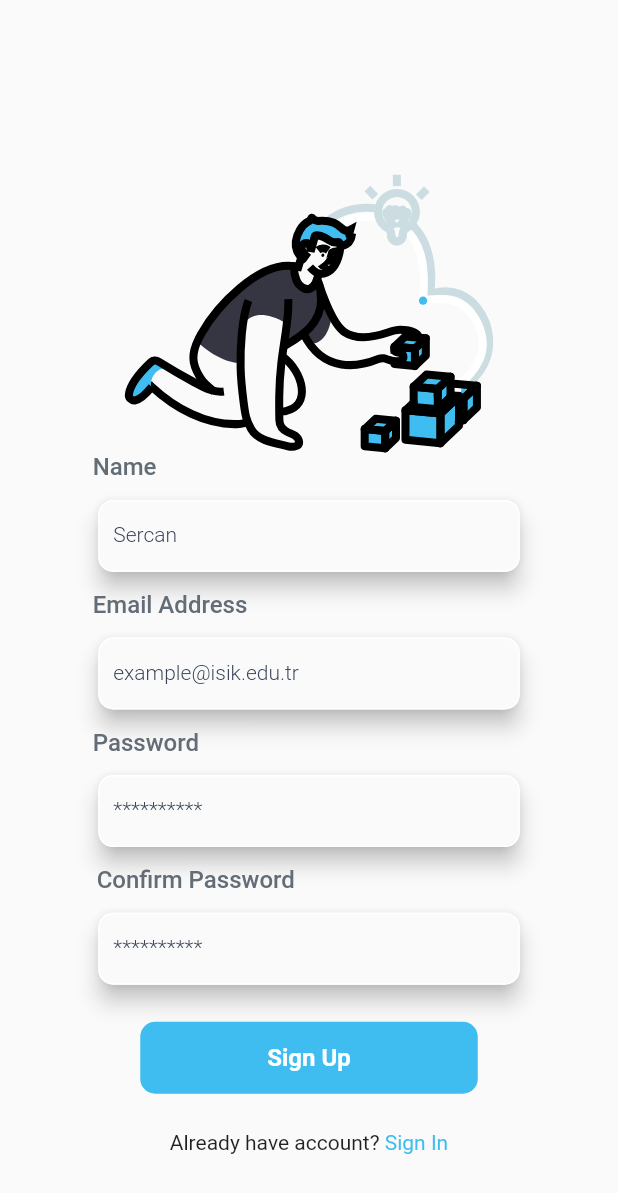
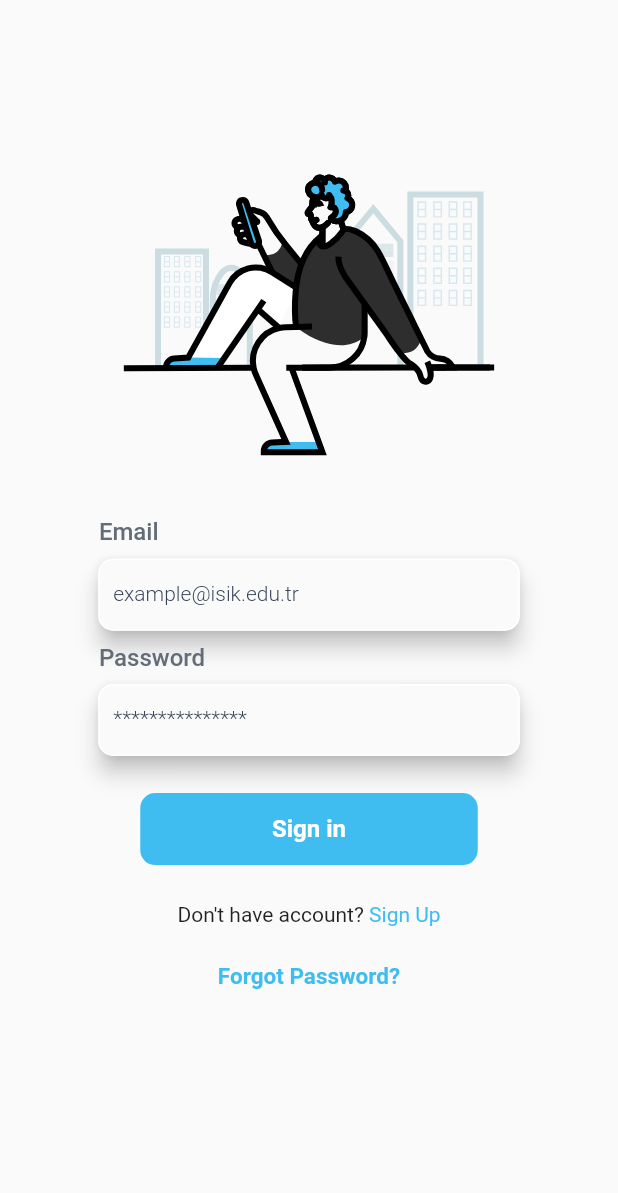
Before and after one commit to sercan45329/CampusGo, a Flutter app: the screen it shows after launch, on a phone screen of 412 x 824 dp. Shown: the top 1193 px of the screen. Run offline on Flutter 3.47's test engine with Material 2 defaults, Android fonts, the phone set to English and light mode, and no system bars; our stand-ins replace flutter_svg.

Commit message:
ADD: Login Page UI design added

```diff
--- a/campus_go/lib/data/constants/my_colors.dart
+++ b/campus_go/lib/data/constants/my_colors.dart
@@ -1,6 +1,6 @@
 import 'dart:ui';
 
 class MyColors {
-  static Color registerPageBackground = Color.fromRGBO(244, 245, 249, 1);
-  static Color applicationMustUsedBlue = Color.fromRGBO(63, 189, 241, 1);
+  static Color registerPageBackground = const Color.fromRGBO(244, 245, 249, 1);
+  static Color applicationMustUsedBlue = const Color.fromRGBO(63, 189, 241, 1);
 }
--- a/campus_go/lib/data/constants/phone_screen.dart
+++ b/campus_go/lib/data/constants/phone_screen.dart
@@ -1,6 +1,6 @@
 import 'package:flutter/material.dart';
 
 extension PhoneScreenExtension on BuildContext {
-  double get Screenheight => MediaQuery.of(this).size.height;
-  double get Screenwidth => MediaQuery.of(this).size.width;
+  double get screenHeight => MediaQuery.of(this).size.height;
+  double get screenWidth => MediaQuery.of(this).size.width;
 }
--- a/campus_go/lib/main.dart
+++ b/campus_go/lib/main.dart
@@ -1,4 +1,4 @@
-import 'package:campus_go/presentation/pages/home_page.dart';
+import 'package:campus_go/presentation/pages/login_page.dart';
 import 'package:campus_go/presentation/pages/registration_page.dart';
 import 'package:flutter/material.dart';
 
@@ -11,9 +11,13 @@ class MainApp extends StatelessWidget {
 
   @override
   Widget build(BuildContext context) {
-    return const MaterialApp(
+    return MaterialApp(
+      routes: {
+        "/LoginPage": (context) => const LoginPage(),
+        "/RegistrationPage": (context) => const RegistrationPage()
+      },
       debugShowCheckedModeBanner: false,
-      home: RegistrationPage(),
+      home: const LoginPage(),
     );
   }
 }
--- /dev/null
+++ b/campus_go/lib/presentation/pages/login_page.dart
@@ -0,0 +1,96 @@
+import 'package:campus_go/data/constants/phone_screen.dart';
+import 'package:campus_go/widgets/login_page_widgets/login_pic.dart';
+import 'package:campus_go/widgets/login_page_widgets/login_signin_button.dart';
+import 'package:campus_go/widgets/login_page_widgets/login_text.dart';
+import 'package:campus_go/widgets/login_page_widgets/login_textformfield.dart';
+import 'package:flutter/material.dart';
+
+import '../../data/constants/my_colors.dart';
+
+class LoginPage extends StatefulWidget {
+  const LoginPage({super.key});
+
+  @override
+  State<LoginPage> createState() => _LoginPageState();
+}
+
+class _LoginPageState extends State<LoginPage> {
+  @override
+  void initState() {
+    super.initState();
+  }
+
+  @override
+  Widget build(BuildContext context) {
+    final myHeightSizedBox = SizedBox(
+      height: context.screenHeight * 0.010,
+    );
+    return Scaffold(
+      body: Column(
+        mainAxisAlignment: MainAxisAlignment.start,
+        children: [
+          const LoginPic(),
+          SizedBox(
+            height: context.screenHeight * 0.050,
+          ),
+          Row(
+            children: [
+              SizedBox(
+                width: context.screenWidth * 0.16,
+              ),
+              const Align(
+                  alignment: Alignment.centerLeft,
+                  child: LoginText(text: 'Email')),
+            ],
+          ),
+          myHeightSizedBox,
+          Padding(
+            padding:
+                EdgeInsets.symmetric(horizontal: context.screenWidth * 0.159),
+            child: const LoginTextFormField(label: 'example@isik.edu.tr'),
+          ),
+          myHeightSizedBox,
+          Row(
+            children: [
+              SizedBox(
+                width: context.screenWidth * 0.16,
+              ),
+              const Align(
+                  alignment: Alignment.centerLeft,
+                  child: LoginText(text: 'Password')),
+            ],
+          ),
+          myHeightSizedBox,
+          Padding(
+            padding:
+                EdgeInsets.symmetric(horizontal: context.screenWidth * 0.159),
+            child: const LoginTextFormField(label: '***************'),
+          ),
+          SizedBox(
+            height: context.screenHeight * 0.030,
+          ),
+          const LoginSigninButton(text: 'Sign in'),
+          SizedBox(
+            height: context.screenHeight * 0.030,
+          ),
+          Row(
+            mainAxisAlignment: MainAxisAlignment.center,
+            children: [
+              const Text("Don't have account? "),
+              Text('Sign Up',
+                  style: TextStyle(color: MyColors.applicationMustUsedBlue))
+            ],
+          ),
+          SizedBox(
+            height: context.screenHeight * 0.030,
+          ),
+          Text('Forgot Password?',
+              style: TextStyle(
+                  color: MyColors.applicationMustUsedBlue,
+                  fontWeight: FontWeight.w600,
+                  fontSize: 15))
+        ],
+      ),
+    );
+  }
+}
--- a/campus_go/lib/presentation/pages/registration_page.dart
+++ b/campus_go/lib/presentation/pages/registration_page.dart
@@ -1,9 +1,10 @@
 import 'package:campus_go/data/constants/my_colors.dart';
 import 'package:campus_go/data/constants/phone_screen.dart';
+import 'package:campus_go/widgets/registration_page_widgets/register_pic.dart';
+import 'package:campus_go/widgets/registration_page_widgets/register_text.dart';
+import 'package:campus_go/widgets/registration_page_widgets/register_textformfield.dart';
+import 'package:campus_go/widgets/registration_page_widgets/register_signup_button.dart';
 import 'package:flutter/material.dart';
-import 'package:flutter/src/widgets/framework.dart';
-import 'package:flutter/src/widgets/placeholder.dart';
-import 'package:flutter_svg/flutter_svg.dart';
 
 class RegistrationPage extends StatefulWidget {
   const RegistrationPage({super.key});
@@ -16,107 +17,87 @@ class _RegistrationPageState extends State<RegistrationPage> {
   @override
   Widget build(BuildContext context) {
     final myHeightSizedBox = SizedBox(
-      height: context.Screenheight * 0.015,
+      height: context.screenHeight * 0.010,
     );
 
     return Scaffold(
       body: Column(
         mainAxisAlignment: MainAxisAlignment.start,
         children: [
-          RegisterPagePicture(context),
+          const RegisterPic(),
           Row(
             children: [
               SizedBox(
-                width: context.Screenwidth * 0.15,
+                width: context.screenWidth * 0.16,
               ),
-              Align(
-                child: Text('Name',
-                    style: TextStyle(
-                        color: Color.fromRGBO(99, 109, 119, 1),
-                        fontSize: 16,
-                        fontWeight: FontWeight.w500)),
-                alignment: Alignment.centerLeft,
-              ),
+              const Align(
+                  alignment: Alignment.centerLeft,
+                  child: RegisterText(text: 'Name')),
             ],
           ),
           myHeightSizedBox,
           Padding(
             padding:
-                EdgeInsets.symmetric(horizontal: context.Screenwidth * 0.159),
-            child: MyTextField('Sercan'),
+                EdgeInsets.symmetric(horizontal: context.screenWidth * 0.159),
+            child: const RegisterTextFormField(label: 'Your name here'),
           ),
           myHeightSizedBox,
           Row(
             children: [
               SizedBox(
-                width: context.Screenwidth * 0.15,
+                width: context.screenWidth * 0.16,
               ),
-              Align(
-                child: Text('Email Address',
-                    style: TextStyle(
-                        color: Color.fromRGBO(99, 109, 119, 1),
-                        fontSize: 16,
-                        fontWeight: FontWeight.w500)),
-                alignment: Alignment.centerLeft,
-              ),
+              const Align(
+                  alignment: Alignment.centerLeft,
+                  child: RegisterText(text: 'Email')),
             ],
           ),
           myHeightSizedBox,
           Padding(
             padding:
-                EdgeInsets.symmetric(horizontal: context.Screenwidth * 0.159),
-            child: MyTextField('example@isik.edu.tr'),
+                EdgeInsets.symmetric(horizontal: context.screenWidth * 0.159),
+            child: const RegisterTextFormField(label: 'example@isik.edu.tr'),
           ),
           myHeightSizedBox,
           Row(
             children: [
               SizedBox(
-                width: context.Screenwidth * 0.15,
+                width: context.screenWidth * 0.16,
               ),
-              Align(
-                child: Text('Password',
-                    style: TextStyle(
-                        color: Color.fromRGBO(99, 109, 119, 1),
-                        fontSize: 16,
-                        fontWeight: FontWeight.w500)),
-                alignment: Alignment.centerLeft,
-              ),
+              const Align(
+                  alignment: Alignment.centerLeft,
+                  child: RegisterText(text: 'Password')),
             ],
           ),
           myHeightSizedBox,
           Padding(
             padding:
-                EdgeInsets.symmetric(horizontal: context.Screenwidth * 0.159),
-            child: MyTextField('**********'),
+                EdgeInsets.symmetric(horizontal: context.screenWidth * 0.159),
+            child: const RegisterTextFormField(label: '***************'),
           ),
           myHeightSizedBox,
           Row(
             children: [
               SizedBox(
-                width: context.Screenwidth * 0.1564,
+                width: context.screenWidth * 0.16,
               ),
-              Align(
-                child: Text('Confirm Password',
-                    style: TextStyle(
-                        color: Color.fromRGBO(99, 109, 119, 1),
-                        fontSize: 16,
-                        fontWeight: FontWeight.w500)),
-                alignment: Alignment.centerLeft,
-              ),
+              const Align(
+                  alignment: Alignment.centerLeft,
+                  child: RegisterText(text: 'Confirm Password')),
             ],
           ),
           myHeightSizedBox,
           Padding(
             padding:
-                EdgeInsets.symmetric(horizontal: context.Screenwidth * 0.159),
-            child: MyTextField('**********'),
+                EdgeInsets.symmetric(horizontal: context.screenWidth * 0.159),
+            child: const RegisterTextFormField(label: '***************'),
           ),
           SizedBox(
-            height: context.Screenheight * 0.030,
+            height: context.screenHeight * 0.030,
           ),
-          signUpButton(),
+          const RegisterSignupButton(text: 'Sign up'),
           SizedBox(
-            height: context.Screenheight * 0.030,
+            height: context.screenHeight * 0.030,
           ),
           Row(
             mainAxisAlignment: MainAxisAlignment.center,
@@ -130,54 +111,4 @@ class _RegistrationPageState extends State<RegistrationPage> {
       ),
     );
   }
-
-  InkWell signUpButton() {
-    return InkWell(
-      child: Container(
-        decoration: BoxDecoration(
-          borderRadius: BorderRadius.circular(10),
-          color: MyColors.applicationMustUsedBlue,
-        ),
-        alignment: Alignment.center,
-        height: 48,
-        width: 225,
-        child: const Text(
-          'Sign Up',
-          style: TextStyle(
-              color: Colors.white, fontSize: 16, fontWeight: FontWeight.w600),
-        ),
-      ),
-    );
-  }
-
-  Container RegisterPagePicture(BuildContext context) {
-    return Container(
-      margin: EdgeInsets.only(top: context.Screenheight * .14),
-      child: SvgPicture.asset(
-        'assets/images/register_page_pic.svg',
-        width: context.Screenwidth * .6,
-      ),
-    );
-  }
-
-  Material MyTextField(String label) {
-    return Material(
-      elevation: 6,
-      borderRadius: BorderRadius.circular(10),
-      child: TextField(
-        decoration: InputDecoration(
-          labelStyle: TextStyle(
-              color: Color.fromRGBO(54, 67, 86, 1),
-              fontSize: 14,
-              fontWeight: FontWeight.w300),
-          labelText: label,
-          enabledBorder: OutlineInputBorder(
-              borderSide: BorderSide(color: Colors.white),
-              borderRadius: BorderRadius.circular(10)),
-
-          contentPadding: EdgeInsets.symmetric(horizontal: 10), // <-- SEE HERE
-        ),
-      ),
-    );
-  }
 }
--- /dev/null
+++ b/campus_go/lib/widgets/login_page_widgets/login_pic.dart
@@ -0,0 +1,18 @@
+import 'package:campus_go/data/constants/phone_screen.dart';
+import 'package:flutter/material.dart';
+import 'package:flutter_svg/svg.dart';
+
+class LoginPic extends StatelessWidget {
+  const LoginPic({super.key});
+
+  @override
+  Widget build(BuildContext context) {
+    return Container(
+      margin: EdgeInsets.only(top: context.screenHeight * .14),
+      child: SvgPicture.asset(
+        'assets/images/login_page_pic.svg',
+        width: context.screenWidth * .6,
+      ),
+    );
+  }
+}
--- /dev/null
+++ b/campus_go/lib/widgets/login_page_widgets/login_signin_button.dart
@@ -0,0 +1,30 @@
+import 'package:flutter/material.dart';
+import '../../data/constants/my_colors.dart';
+
+class LoginSigninButton extends StatelessWidget {
+  final String text;
+  const LoginSigninButton({super.key, required this.text});
+
+  @override
+  Widget build(BuildContext context) {
+    return InkWell(
+      onTap: () {
+        Navigator.pushNamed(context, "/RegistrationPage");
+      },
+      child: Container(
+        decoration: BoxDecoration(
+          borderRadius: BorderRadius.circular(10),
+          color: MyColors.applicationMustUsedBlue,
+        ),
+        alignment: Alignment.center,
+        height: 48,
+        width: 225,
+        child: Text(
+          text,
+          style: const TextStyle(
+              color: Colors.white, fontSize: 16, fontWeight: FontWeight.w600),
+        ),
+      ),
+    );
+  }
+}
--- /dev/null
+++ b/campus_go/lib/widgets/login_page_widgets/login_text.dart
@@ -0,0 +1,15 @@
+import 'package:flutter/material.dart';
+
+class LoginText extends StatelessWidget {
+  final String text;
+  const LoginText({super.key, required this.text});
+
+  @override
+  Widget build(BuildContext context) {
+    return Text(text,
+        style: const TextStyle(
+            color: Color.fromRGBO(99, 109, 119, 1),
+            fontSize: 16,
+            fontWeight: FontWeight.w500));
+  }
+}
--- /dev/null
+++ b/campus_go/lib/widgets/login_page_widgets/login_textformfield.dart
@@ -0,0 +1,27 @@
+import 'package:flutter/material.dart';
+
+class LoginTextFormField extends StatelessWidget {
+  final String label;
+  const LoginTextFormField({super.key, required this.label});
+
+  @override
+  Widget build(BuildContext context) {
+    return Material(
+      elevation: 6,
+      borderRadius: BorderRadius.circular(10),
+      child: TextField(
+        decoration: InputDecoration(
+          labelStyle: const TextStyle(
+              color: Color.fromRGBO(54, 67, 86, 1),
+              fontSize: 14,
+              fontWeight: FontWeight.w300),
+          labelText: label,
+          enabledBorder: OutlineInputBorder(
+              borderSide: const BorderSide(color: Colors.white),
+              borderRadius: BorderRadius.circular(10)),
+          contentPadding: const EdgeInsets.symmetric(horizontal: 10),
+        ),
+      ),
+    );
+  }
+}
```
Also changed, not shown: campus_go/lib/presentation/pages/home_page.dart (deleted, +0 -36 lines), campus_go/lib/widgets/registration_page_widgets/register_pic.dart (added, +18 -0 lines), campus_go/lib/widgets/registration_page_widgets/register_signup_button.dart (added, +27 -0 lines), campus_go/lib/widgets/registration_page_widgets/register_text.dart (added, +15 -0 lines), campus_go/lib/widgets/registration_page_widgets/register_textformfield.dart (added, +27 -0 lines).
